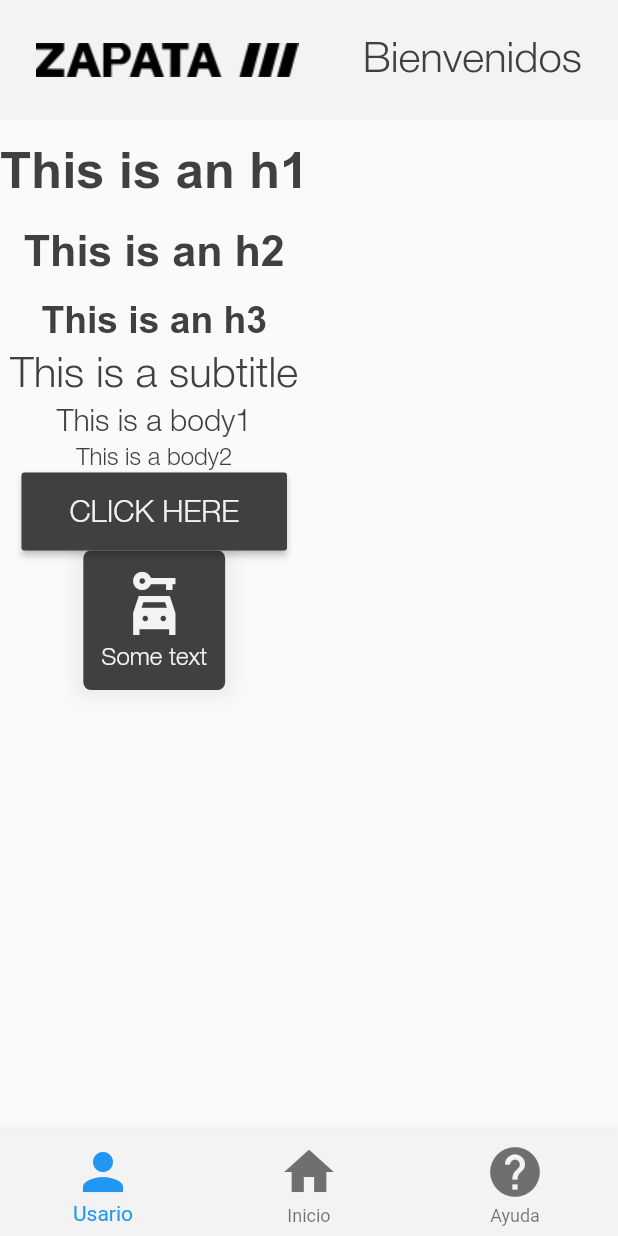
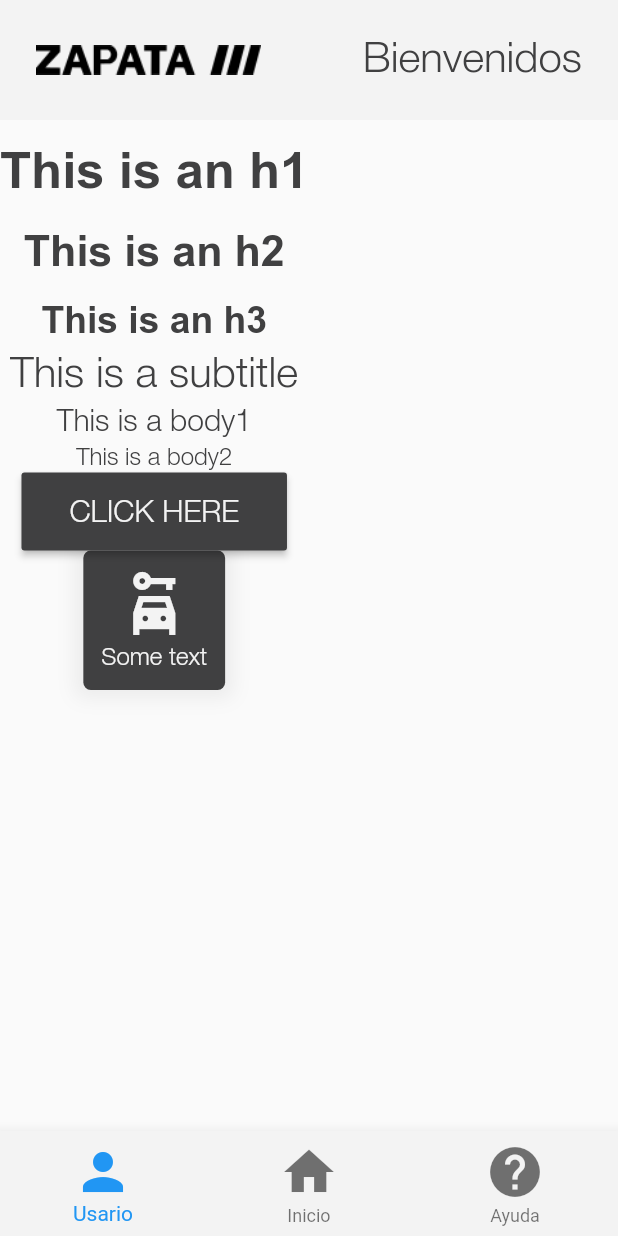
Before and after one commit to FinocchiaroGR/OneUnit-ZapataProject-Flutter, a Flutter app: the screen it shows after launch, on a phone screen of 412 x 824 dp. Run offline on Flutter 3.47's test engine with Material 2 defaults, Android fonts, the phone set to English and light mode, and no system bars.

Commit message:
Fix Logo Size

```diff
--- a/lib/widgets/organisms/AppBar.dart
+++ b/lib/widgets/organisms/AppBar.dart
@@ -19,7 +19,7 @@ class AppAppBar extends StatelessWidget implements PreferredSizeWidget {
       toolbarHeight: 80,
       title: Padding(
         padding: const EdgeInsets.only(left: 8),
-        child: Image.asset(app_images.logo),
+        child: Image.asset(app_images.logo, width: 150),
       ),
       actions: <Widget>[
         Padding(
```
